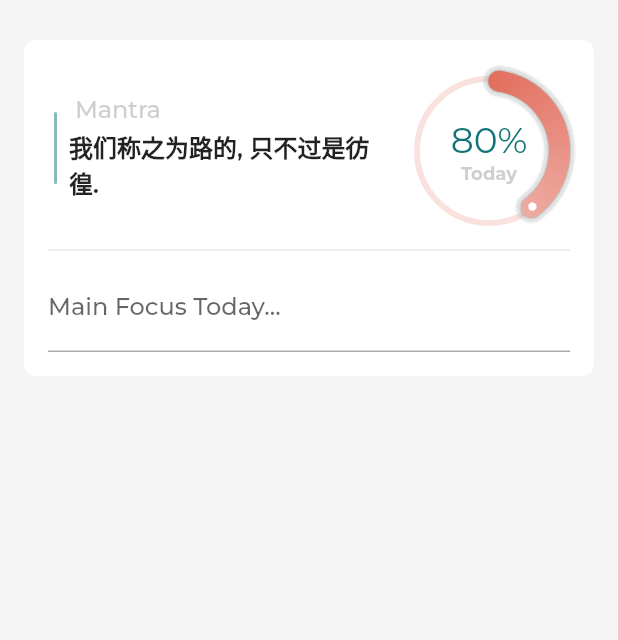
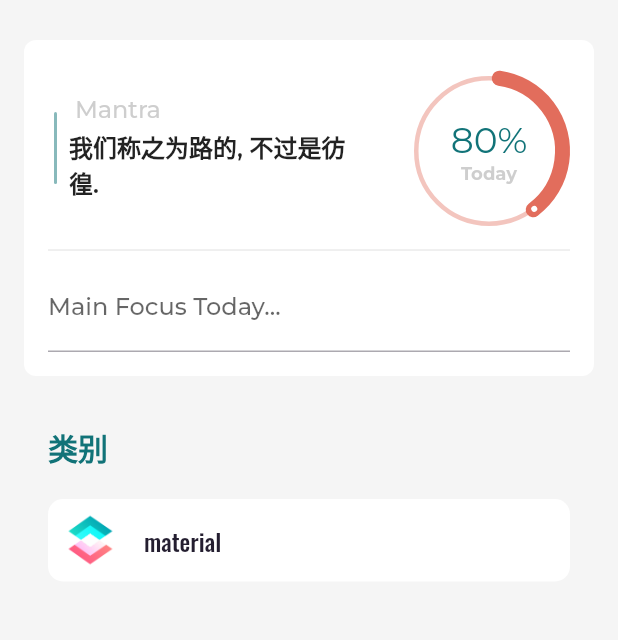
Before and after one commit to elementlo/shorey, a Flutter app: the screen it shows after launch, on a phone screen of 412 x 824 dp, the part 71-711 px from its top. Run offline on Flutter 3.47's test engine with Material 2 defaults, Android fonts, the phone set to English and light mode, and no system bars; our stand-ins replace google_fonts, pull_to_refresh.

Commit message:
feat: 添加代办目录及动效

```diff
--- a/lib/config/theme_data.dart
+++ b/lib/config/theme_data.dart
@@ -49,7 +49,7 @@ class AppThemeData {
 	}
 
 	static const ColorScheme lightColorScheme = ColorScheme(
-		primary: Color(0xbf8627),
+		primary: Color(0xe26d5c),
 		primaryVariant: Color(0xFF117378),
 		secondary: Color(0xFFEFF3F3),
 		secondaryVariant: Color(0xFFFAFBFB),
--- a/lib/pages/home_page.dart
+++ b/lib/pages/home_page.dart
@@ -1,8 +1,7 @@
 import 'package:flutter/cupertino.dart';
 import 'package:flutter/material.dart';
-import 'package:spark_list/base/provider_widget.dart';
-import 'package:spark_list/view_model/home_view_model.dart';
 import 'package:spark_list/widget/DailyFocusPanel.dart';
+import 'package:spark_list/widget/category_list_item.dart';
 import 'package:spark_list/widget/home_header.dart';
 
 ///
@@ -12,7 +11,9 @@ import 'package:spark_list/widget/home_header.dart';
 /// Description:
 ///
 class HomePage extends StatefulWidget {
-  HomePage({Key key, this.title}) : super(key: key);
+  AnimationController animationController;
+
+  HomePage({Key key, this.title, @required this.animationController}) : super(key: key);
 
   final String title;
 
@@ -21,27 +22,49 @@ class HomePage extends StatefulWidget {
 }
 
 class _HomePageState extends State<HomePage> {
-
   @override
   Widget build(BuildContext context) {
-    return _HomeScreen();
+    return _HomeScreen(widget.animationController);
   }
 }
 
 class _HomeScreen extends StatefulWidget {
+  AnimationController animationController;
+
+  _HomeScreen(this.animationController);
 
   @override
   _HomeScreenState createState() => _HomeScreenState();
 }
 
-class _HomeScreenState extends State<_HomeScreen> with TickerProviderStateMixin  {
+class _HomeScreenState extends State<_HomeScreen>
+    with TickerProviderStateMixin {
   AnimationController _animationController;
 
   @override
-  void initState(){
+  void initState() {
+    widget.animationController?.forward();
     _animationController = AnimationController(
-        duration: const Duration(milliseconds: 600), vsync: this);
-    _animationController.forward();
+      vsync: this,
+      duration: const Duration(milliseconds: 800),
+    );
+    _animationController.value = 1.0;
+    // if (widget.isSplashPageAnimationFinished) {
+    //   // To avoid the animation from running when changing the window size from
+    //   // desktop to mobile, we do not animate our widget if the
+    //   // splash page animation is finished on initState.
+    //   _animationController.value = 1.0;
+    // } else {
+    //   // Start our animation halfway through the splash page animation.
+    //   _launchTimer = Timer(
+    //     const Duration(
+    //       milliseconds: splashPageAnimationDurationInMilliseconds ~/ 2,
+    //     ),
+    //         () {
+    //       _animationController.forward();
+    //     },
+    //   );
+    // }
   }
 
   @override
@@ -52,18 +75,41 @@ class _HomeScreenState extends State<_HomeScreen> with TickerProviderStateMixin
           ListView(
             restorationId: 'home_list_view',
             children: [
-              const SizedBox(height: 8,),
+              const SizedBox(
+                height: 8,
+              ),
               Container(
                 margin: const EdgeInsets.symmetric(horizontal: 32),
                 child: HomeHeader(),
               ),
               DailyFocusPanel(
-                animation: Tween<double>(begin: 0.0, end: 1.0).animate(CurvedAnimation(
-                    parent: _animationController,
-                    curve:
-                    Interval((1 / 9) * 1, 1.0, curve: Curves.fastOutSlowIn))),
-                animationController: _animationController,
-              )
+                animation: Tween<double>(begin: 0.0, end: 1.0).animate(
+                    CurvedAnimation(
+                        parent: widget.animationController,
+                        curve: Interval((1 / 9) * 1, 1.0,
+                            curve: Curves.fastOutSlowIn))),
+                animationController: widget.animationController,
+              ),
+              Container(
+                margin: const EdgeInsets.symmetric(horizontal: 32),
+                child: _CategoriesHeader(),
+              ),
+              _AnimatedCategoryItem(
+                startDelayFraction: 0.00,
+                controller: _animationController,
+                child: CategoryListItem(
+                    key: const PageStorageKey<String>(
+                      'material',
+                    ),
+                    restorationId: 'home_material_category_list',
+                    category: 'material',
+                    imageString: 'assets/icons/material/material.png',
+                    demos: ['1111', '2222'],
+                    initiallyExpanded: false,
+                    onTap: (shouldOpenList) {
+
+                    }),
+              ),
             ],
           )
         ],
@@ -71,3 +117,76 @@ class _HomeScreenState extends State<_HomeScreen> with TickerProviderStateMixin
     );
   }
 }
+
+class _CategoriesHeader extends StatelessWidget {
+  @override
+  Widget build(BuildContext context) {
+    return Header(
+      color: Theme.of(context).colorScheme.primaryVariant,
+      text: '类别',
+    );
+  }
+}
+
+class Header extends StatelessWidget {
+  const Header({this.color, this.text});
+
+  final Color color;
+  final String text;
+
+  @override
+  Widget build(BuildContext context) {
+    return Padding(
+      padding: EdgeInsets.only(
+        top: 15,
+        bottom: 11,
+      ),
+      child: Text(
+        text,
+        style: Theme.of(context).textTheme.headline4.apply(
+          color: color,
+        ),
+      ),
+    );
+  }
+}
+
+class _AnimatedCategoryItem extends StatelessWidget {
+  _AnimatedCategoryItem({
+    Key key,
+    double startDelayFraction,
+    @required this.controller,
+    @required this.child,
+  })  : topPaddingAnimation = Tween(
+    begin: 60.0,
+    end: 0.0,
+  ).animate(
+    CurvedAnimation(
+      parent: controller,
+      curve: Interval(
+        0.000 + startDelayFraction,
+        0.400 + startDelayFraction,
+        curve: Curves.ease,
+      ),
+    ),
+  ),
+        super(key: key);
+
+  final Widget child;
+  final AnimationController controller;
+  final Animation<double> topPaddingAnimation;
+
+  @override
+  Widget build(BuildContext context) {
+    return AnimatedBuilder(
+      animation: controller,
+      builder: (context, child) {
+        return Padding(
+          padding: EdgeInsets.only(top: topPaddingAnimation.value),
+          child: child,
+        );
+      },
+      child: child,
+    );
+  }
+}
--- a/lib/pages/root_page.dart
+++ b/lib/pages/root_page.dart
@@ -29,6 +29,7 @@ class RootPage extends StatefulWidget {
 class _RootPageState extends State<RootPage> with TickerProviderStateMixin {
   AnimationController _settingsPanelController;
   AnimationController _iconController;
+  AnimationController homePageFadeController;
 
   @override
   void initState() {
@@ -41,12 +42,15 @@ class _RootPageState extends State<RootPage> with TickerProviderStateMixin {
       vsync: this,
       duration: const Duration(milliseconds: 500),
     );
+    homePageFadeController = AnimationController(
+        duration: const Duration(milliseconds: 600), vsync: this);
   }
 
   @override
   void dispose() {
     _settingsPanelController?.dispose();
     _iconController?.dispose();
+    homePageFadeController?.dispose();
     super.dispose();
   }
 
@@ -56,6 +60,8 @@ class _RootPageState extends State<RootPage> with TickerProviderStateMixin {
     if (cfVModel.isSettingsOpenNotifier) {
       _settingsPanelController.reverse();
       _iconController.reverse();
+      homePageFadeController.reset();
+      homePageFadeController.forward();
     } else {
       _settingsPanelController.forward();
       _iconController.forward();
@@ -123,7 +129,7 @@ class _RootPageState extends State<RootPage> with TickerProviderStateMixin {
               rect: _slideDownSettingsPageAnimation(context),
               child: SettingsPage()),
           PositionedTransition(
-              rect: _slideDownHomePageAnimation(context), child: HomePage()),
+              rect: _slideDownHomePageAnimation(context), child: HomePage(animationController: homePageFadeController,)),
           _SettingsIcon(
             toggleSettings: _toggleSettings,
             animationController: _iconController,
--- /dev/null
+++ b/lib/widget/category_list_item.dart
@@ -0,0 +1,343 @@
+import 'package:flutter/cupertino.dart';
+import 'package:flutter/material.dart';
+
+///
+/// Author: Elemen
+/// Github: https://github.com/elementlo
+/// Date: 4/8/21
+/// Description:
+///
+
+typedef CategoryHeaderTapCallback = Function(bool shouldOpenList);
+
+class CategoryListItem extends StatefulWidget {
+	const CategoryListItem({
+		Key key,
+		this.restorationId,
+		this.category,
+		this.imageString,
+		this.demos = const [''],
+		this.initiallyExpanded = false,
+		this.onTap,
+	})  : assert(initiallyExpanded != null),
+				super(key: key);
+
+	//final GalleryDemoCategory category;
+	final String category;
+	final String restorationId;
+	final String imageString;
+	//final List<GalleryDemo> demos;
+	final List<String> demos;
+	final bool initiallyExpanded;
+	final CategoryHeaderTapCallback onTap;
+
+	@override
+	_CategoryListItemState createState() => _CategoryListItemState();
+}
+
+class _CategoryListItemState extends State<CategoryListItem>
+		with SingleTickerProviderStateMixin {
+	static final Animatable<double> _easeInTween =
+	CurveTween(curve: Curves.easeIn);
+	static const _expandDuration = Duration(milliseconds: 200);
+	AnimationController _controller;
+	Animation<double> _childrenHeightFactor;
+	Animation<double> _headerChevronOpacity;
+	Animation<double> _headerHeight;
+	Animation<EdgeInsetsGeometry> _headerMargin;
+	Animation<EdgeInsetsGeometry> _headerImagePadding;
+	Animation<EdgeInsetsGeometry> _childrenPadding;
+	Animation<BorderRadius> _headerBorderRadius;
+
+	@override
+	void initState() {
+		super.initState();
+
+		_controller = AnimationController(duration: _expandDuration, vsync: this);
+		_controller.addStatusListener((status) {
+			setState(() {});
+		});
+
+		_childrenHeightFactor = _controller.drive(_easeInTween);
+		_headerChevronOpacity = _controller.drive(_easeInTween);
+		_headerHeight = Tween<double>(
+			begin: 55,
+			end: 76,
+		).animate(_controller);
+		_headerMargin = EdgeInsetsGeometryTween(
+			begin: const EdgeInsets.fromLTRB(32, 8, 32, 8),
+			end: EdgeInsets.zero,
+		).animate(_controller);
+		_headerImagePadding = EdgeInsetsGeometryTween(
+			begin: const EdgeInsets.all(8),
+			end: const EdgeInsetsDirectional.fromSTEB(16, 8, 8, 8),
+		).animate(_controller);
+		_childrenPadding = EdgeInsetsGeometryTween(
+			begin: const EdgeInsets.symmetric(horizontal: 32),
+			end: EdgeInsets.zero,
+		).animate(_controller);
+		_headerBorderRadius = BorderRadiusTween(
+			begin: BorderRadius.circular(10),
+			end: BorderRadius.zero,
+		).animate(_controller);
+
+		if (widget.initiallyExpanded) {
+			_controller.value = 1.0;
+		}
+	}
+
+	@override
+	void dispose() {
+		_controller.dispose();
+		super.dispose();
+	}
+
+	bool _shouldOpenList() {
+		switch (_controller.status) {
+			case AnimationStatus.completed:
+			case AnimationStatus.forward:
+				return false;
+			case AnimationStatus.dismissed:
+			case AnimationStatus.reverse:
+				return true;
+		}
+		assert(false);
+		return null;
+	}
+
+	void _handleTap() {
+		if (_shouldOpenList()) {
+			_controller.forward();
+			if (widget.onTap != null) {
+				widget.onTap(true);
+			}
+		} else {
+			_controller.reverse();
+			if (widget.onTap != null) {
+				widget.onTap(false);
+			}
+		}
+	}
+
+	Widget _buildHeaderWithChildren(BuildContext context, Widget child) {
+		return Column(
+			mainAxisSize: MainAxisSize.min,
+			children: [
+				_CategoryHeader(
+					margin: _headerMargin.value,
+					imagePadding: _headerImagePadding.value,
+					borderRadius: _headerBorderRadius.value,
+					height: _headerHeight.value,
+					chevronOpacity: _headerChevronOpacity.value,
+					imageString: widget.imageString,
+					category: widget.category,
+					onTap: _handleTap,
+				),
+				Padding(
+					padding: _childrenPadding.value,
+					child: ClipRect(
+						child: Align(
+							heightFactor: _childrenHeightFactor.value,
+							child: child,
+						),
+					),
+				),
+			],
+		);
+	}
+
+	@override
+	Widget build(BuildContext context) {
+		return AnimatedBuilder(
+			animation: _controller.view,
+			builder: _buildHeaderWithChildren,
+			child: _shouldOpenList()
+					? null
+					: _ExpandedCategoryDemos(
+				category: widget.category,
+				demos: widget.demos,
+			),
+		);
+	}
+}
+
+class _ExpandedCategoryDemos extends StatelessWidget {
+	const _ExpandedCategoryDemos({
+		Key key,
+		this.category,
+		this.demos,
+	}) : super(key: key);
+	//
+	// final GalleryDemoCategory category;
+	final String category;
+	// final List<GalleryDemo> demos;
+	final List<String> demos;
+
+	@override
+	Widget build(BuildContext context) {
+		return Column(
+			// Makes integration tests possible.
+			key: ValueKey('${category}DemoList'),
+			children: [
+				for (final demo in demos)
+					CategoryDemoItem(
+						demo: demo,
+					),
+				const SizedBox(height: 12), // Extra space below.
+			],
+		);
+	}
+}
+
+class _CategoryHeader extends StatelessWidget {
+	const _CategoryHeader({
+		Key key,
+		this.margin,
+		this.imagePadding,
+		this.borderRadius,
+		this.height,
+		this.chevronOpacity,
+		this.imageString,
+		this.category,
+		this.onTap,
+	}) : super(key: key);
+
+	final EdgeInsetsGeometry margin;
+	final EdgeInsetsGeometry imagePadding;
+	final double height;
+	final BorderRadiusGeometry borderRadius;
+	final String imageString;
+	final String category;
+	final double chevronOpacity;
+	final GestureTapCallback onTap;
+
+	@override
+	Widget build(BuildContext context) {
+		final colorScheme = Theme.of(context).colorScheme;
+		return Container(
+			height: height,
+			margin: margin,
+			child: Material(
+				shape: RoundedRectangleBorder(borderRadius: borderRadius),
+				color: colorScheme.onBackground,
+				clipBehavior: Clip.antiAlias,
+				child: Container(
+					width: MediaQuery.of(context).size.width,
+					child: InkWell(
+						// Makes integration tests possible.
+						key: ValueKey('${category}CategoryHeader'),
+						onTap: onTap,
+						child: Row(
+							children: [
+								Expanded(
+									child: Wrap(
+										crossAxisAlignment: WrapCrossAlignment.center,
+										children: [
+											Padding(
+												padding: imagePadding,
+												child: ExcludeSemantics(
+													child: Image.asset(
+														imageString,
+														width: 40,
+														height: 40,
+													),
+												),
+											),
+											Padding(
+												padding: const EdgeInsetsDirectional.only(start: 8),
+												child: Text(
+													category,
+													style: Theme.of(context).textTheme.headline5.apply(
+														color: colorScheme.onSurface,
+													),
+												),
+											),
+										],
+									),
+								),
+								Opacity(
+									opacity: chevronOpacity,
+									child: chevronOpacity != 0
+											? Padding(
+										padding: const EdgeInsetsDirectional.only(
+											start: 8,
+											end: 32,
+										),
+										child: Icon(
+											Icons.keyboard_arrow_up,
+											color: colorScheme.onSurface,
+										),
+									)
+											: null,
+								),
+							],
+						),
+					),
+				),
+			),
+		);
+	}
+}
+
+class CategoryDemoItem extends StatelessWidget {
+	const CategoryDemoItem({Key key, this.demo}) : super(key: key);
+
+	final String demo;
+
+	@override
+	Widget build(BuildContext context) {
+		final textTheme = Theme.of(context).textTheme;
+		final colorScheme = Theme.of(context).colorScheme;
+		return Material(
+			// Makes integration tests possible.
+			key: ValueKey(demo),
+			color: Theme.of(context).colorScheme.surface,
+			child: InkWell(
+				onTap: () {
+
+				},
+				child: Padding(
+					padding: EdgeInsetsDirectional.only(
+						start: 32,
+						top: 20,
+						end: 8,
+					),
+					child: Row(
+						crossAxisAlignment: CrossAxisAlignment.start,
+						children: [
+							Icon(
+								Icons.build,
+								color: colorScheme.primary,
+							),
+							const SizedBox(width: 40),
+							Flexible(
+								child: Column(
+									crossAxisAlignment: CrossAxisAlignment.start,
+									children: [
+										Text(
+											demo,
+											style: textTheme.subtitle1
+													.apply(color: colorScheme.onSurface),
+										),
+										Text(
+											demo,
+											style: textTheme.overline.apply(
+												color: colorScheme.onSurface.withOpacity(0.5),
+											),
+										),
+										const SizedBox(height: 20),
+										Divider(
+											thickness: 1,
+											height: 1,
+											color: Theme.of(context).colorScheme.background,
+										),
+									],
+								),
+							),
+						],
+					),
+				),
+			),
+		);
+	}
+}
--- a/pubspec.yaml
+++ b/pubspec.yaml
@@ -53,6 +53,7 @@ flutter:
   #   - images/a_dot_ham.jpeg
   assets:
     - assets/images/
+    - assets/icons/material/
   # An image asset can refer to one or more resolution-specific "variants", see
   # https://flutter.dev/assets-and-images/#resolution-aware.
 
```
Also changed, not shown: lib/widget/DailyFocusPanel.dart (+51 -50 lines), assets/icons/material/material.png (added).
